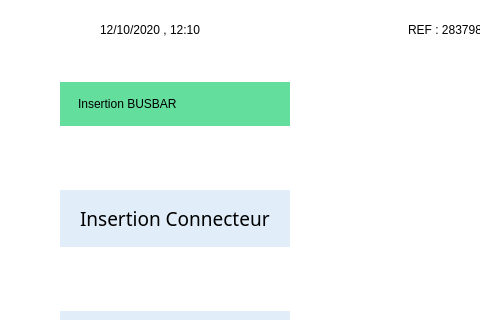
First picture: the form in ui/scan.ui, repository HamzaMPSY/qt_app_mts, before the edit; both pictures show x 0 to 480 and y 0 to 320 of the 900 by 575 pixel window.
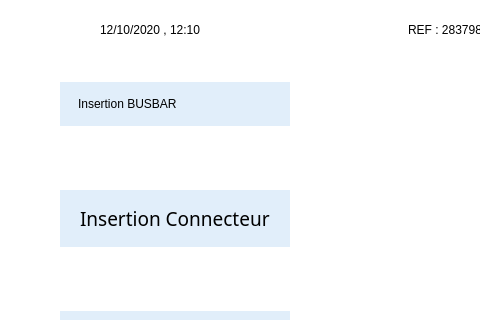
Second picture: the form after the edit. Icons and pictures are not drawn.

The edit to the form file:
```diff
--- a/ui/scan.ui
+++ b/ui/scan.ui
@@ -18,17 +18,12 @@
 background-color : #ffffff;
 }
 
-#step2, #step3,#step4 {
+#step1,#step2, #step3,#step4 {
 border: 15px solid #e1eefa;
 background-color : #e1eefa;
 }
 
 
-#step1{
-border: 15px solid #64de9d;
-background-color : #64de9d;
-}
-
 #label {
 border: 3px solid #d9d9d9;
 }
```
